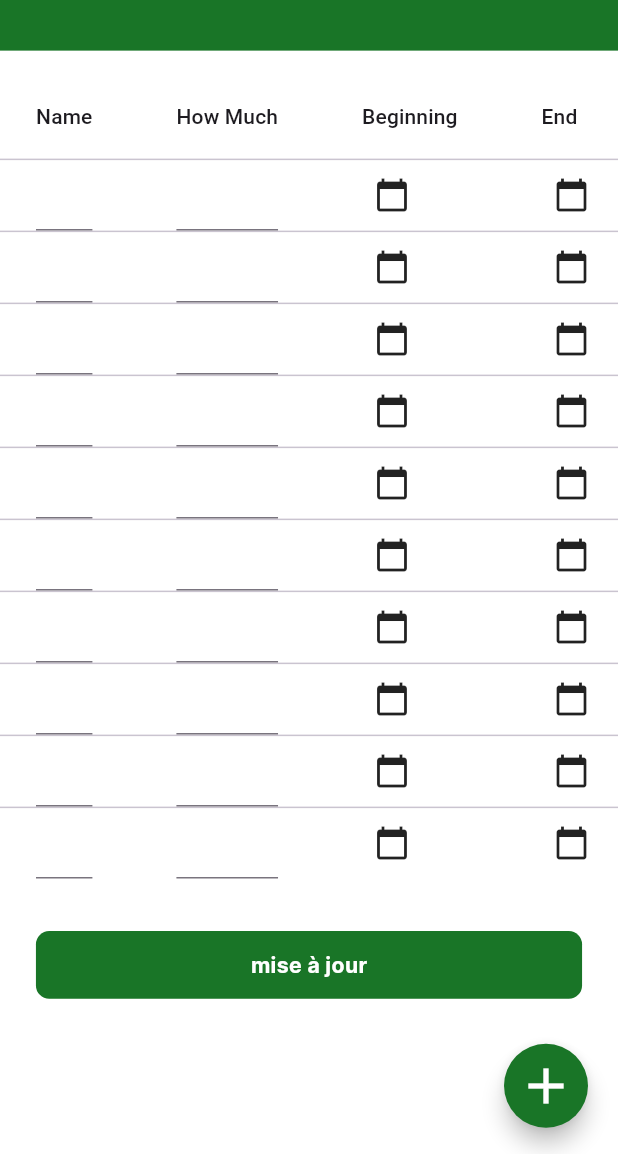
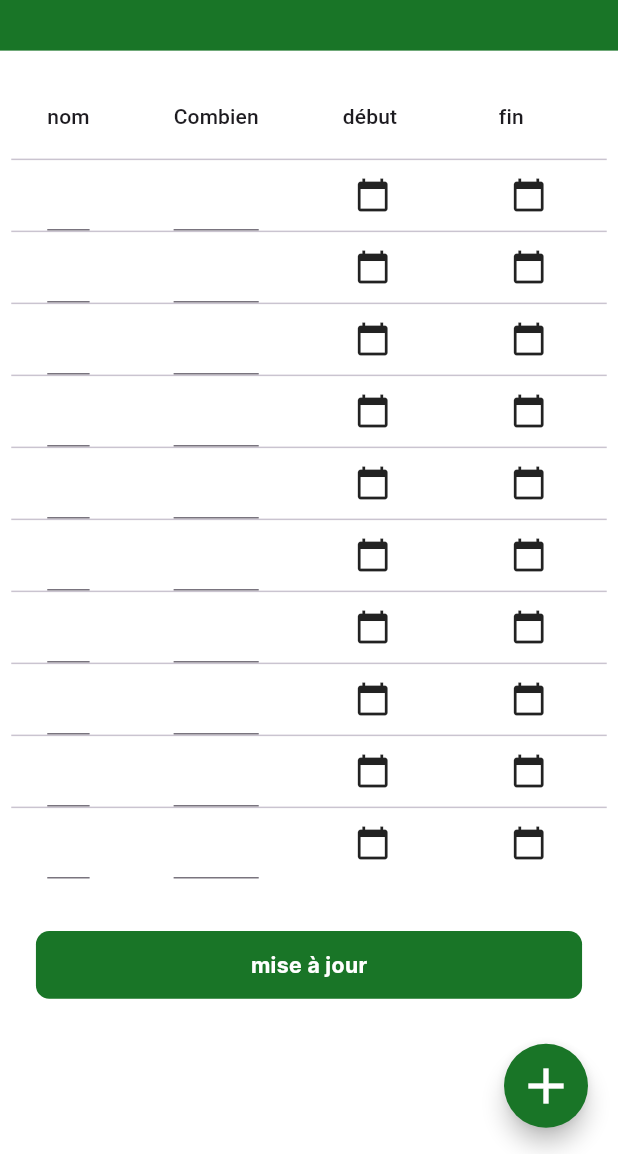
Before and after one commit to kesoth/Articles-App, a Flutter app: the P3ArticlesScreen screen opened by its route, after a tap on the "add" icon, on a phone screen of 412 x 824 dp, the part 82-1236 px from its top. Run offline on Flutter 3.47's test engine with Material 3 defaults, Android fonts, the phone set to English and light mode, and no system bars; our stand-ins replace bloc, cloud_firestore, easy_localization, equatable, file_picker, firebase_auth and 8 more; missing offline and left inert: flutter_pdfview; accounts and stored records are empty.

Commit message:
localization bug in data table fixed

```diff
--- a/assets/translations/de-DE.json
+++ b/assets/translations/de-DE.json
@@ -55,5 +55,9 @@
     "passwordMismatch": "Neues Passwort und Bestätigungspasswort stimmen nicht überein",
     "wrongOldPassEntered": "Falsches altes Passwort eingegeben",
     "passwordUpdateSuccess": "Passwort erfolgreich aktualisiert",
-    "update": "aktualisieren"
+    "update": "aktualisieren",
+    "name": "Name",
+    "howMuch": "Wie viel",
+    "beginning": "Anfang",
+    "end": "Ende"
 }
--- a/assets/translations/fr-FR.json
+++ b/assets/translations/fr-FR.json
@@ -55,5 +55,9 @@
     "passwordMismatch": "Le nouveau mot de passe et la confirmation du mot de passe ne correspondent pas",
     "wrongOldPassEntered": "Ancien mot de passe erroné saisi",
     "passwordUpdateSuccess": "Mot de passe mis à jour avec succès",
-    "update": "mise à jour"
+    "update": "mise à jour",
+    "name": "nom",
+    "howMuch": "Combien",
+    "beginning": "début",
+    "end": "fin"
 }
--- a/lib/views/custom_widgets/data_table.dart
+++ b/lib/views/custom_widgets/data_table.dart
@@ -1,4 +1,6 @@
 import 'package:flutter/material.dart';
+import 'package:articles_app/generated/locale_keys.g.dart';
+import 'package:easy_localization/easy_localization.dart' as local;
 
 class MyTable extends StatefulWidget {
   final List<String> textFieldValues;
@@ -74,11 +76,11 @@ class _MyTableState extends State<MyTable> {
         child: Column(
           children: [
             DataTable(
-              columns: const [
-                DataColumn(label: Text('Name')),
-                DataColumn(label: Text('How Much')),
-                DataColumn(label: Text('Beginning')),
-                DataColumn(label: Text('End')),
+              columns: [
+                DataColumn(label: Text("${local.tr(LocaleKeys.name)}")),
+                DataColumn(label: Text("${local.tr(LocaleKeys.howMuch)}")),
+                DataColumn(label: Text("${local.tr(LocaleKeys.beginning)}")),
+                DataColumn(label: Text("${local.tr(LocaleKeys.end)}")),
               ],
               rows: _rows,
             ),
```
Also changed, not shown: lib/generated/locale_keys.g.dart.
